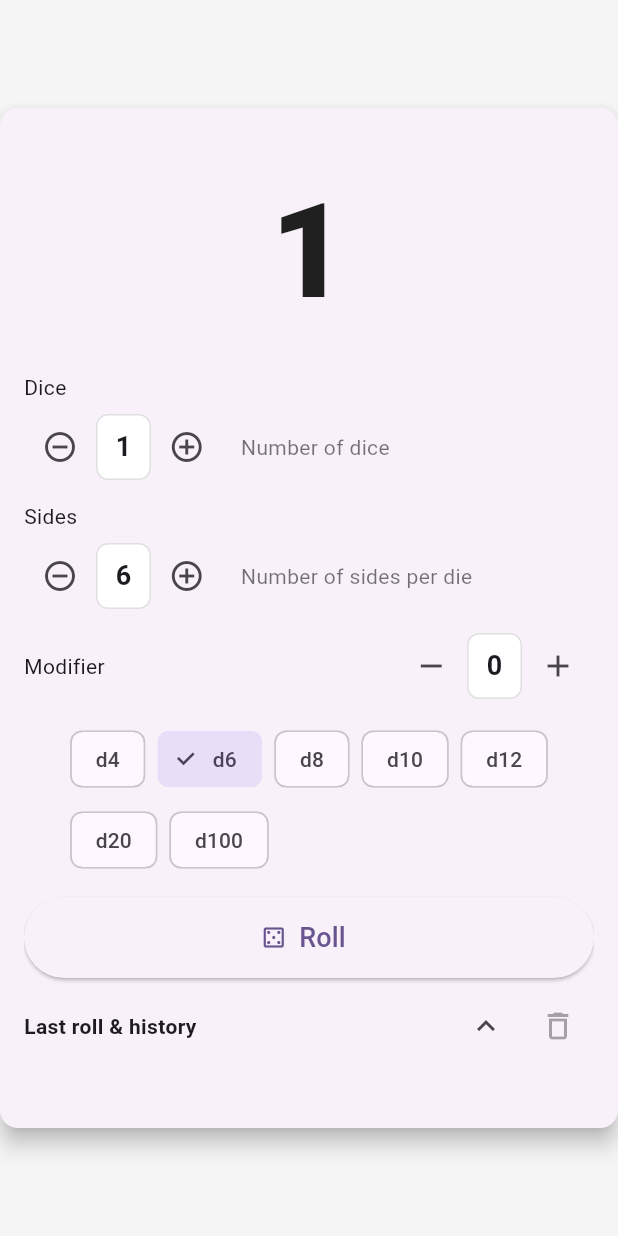
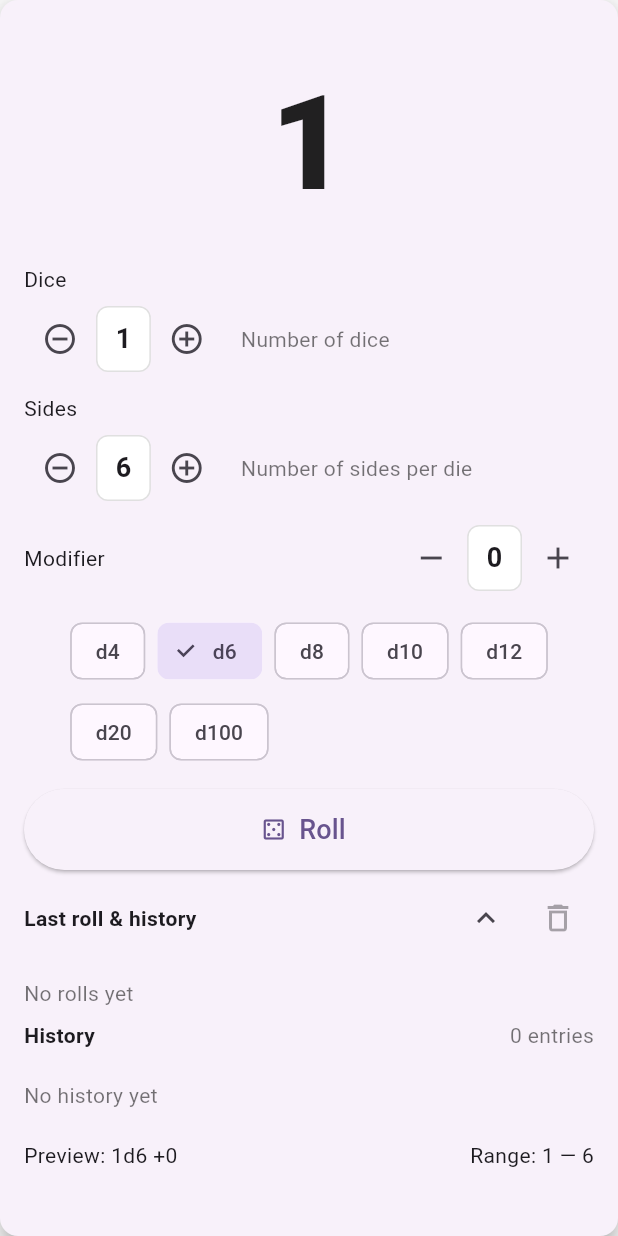
Before and after one commit to erickveil/woodbine, a Flutter app: the screen it shows after launch, after a tap on the "remove circle outline" icon, on a phone screen of 412 x 824 dp. Run offline on Flutter 3.47's test engine with Material 3 defaults, Android fonts, the light colour scheme and no system bars; missing offline and left inert: window_size.

Commit message:
Adjust window size constraints for better UI on desktop platforms

```diff
--- a/lib/main.dart
+++ b/lib/main.dart
@@ -12,21 +12,21 @@
   // Fixed pager-like window size for desktop platforms
   if (Platform.isWindows || Platform.isLinux || Platform.isMacOS) {
     const double width = 420;
-    const double height = 680;
+    const double minHeight = 680;
 
     window_size.setWindowTitle('Dice Roller');
     final info = await window_size.getWindowInfo();
     if (info.screen != null) {
       final screenFrame = info.screen!.visibleFrame;
       final left = screenFrame.left + (screenFrame.width - width) / 2;
-      final top = screenFrame.top + (screenFrame.height - height) / 2;
-      window_size.setWindowFrame(ui.Rect.fromLTWH(left, top, width, height));
-      window_size.setWindowMinSize(ui.Size(width, height));
-      window_size.setWindowMaxSize(ui.Size(width, height));
+      final top = screenFrame.top + (screenFrame.height - minHeight) / 2;
+      window_size.setWindowFrame(ui.Rect.fromLTWH(left, top, width, minHeight));
+      window_size.setWindowMinSize(ui.Size(width, minHeight));
+      window_size.setWindowMaxSize(ui.Size(width, screenFrame.height));
     } else {
       // If screen info isn't available, still set min/max size so window is fixed.
-      window_size.setWindowMinSize(ui.Size(width, height));
-      window_size.setWindowMaxSize(ui.Size(width, height));
+      window_size.setWindowMinSize(ui.Size(width, minHeight));
+      window_size.setWindowMaxSize(ui.Size(width, 2000));
     }
   }
 
@@ -483,13 +483,17 @@
   Widget build(BuildContext context) {
     // For non-desktop platforms we still constrain the UI to look pager-like.
     final double pageWidth = 420;
-    final double pageHeight = 680;
+    final double minPageHeight = 680;
 
     return Scaffold(
       backgroundColor: Colors.grey[100],
       body: Center(
         child: ConstrainedBox(
-          constraints: BoxConstraints.tightFor(width: pageWidth, height: pageHeight),
+          constraints: BoxConstraints(
+            minWidth: pageWidth,
+            maxWidth: pageWidth,
+            minHeight: minPageHeight,
+          ),
           child: Card(
             margin: EdgeInsets.zero,
             shape: RoundedRectangleBorder(borderRadius: BorderRadius.circular(12)),
```
